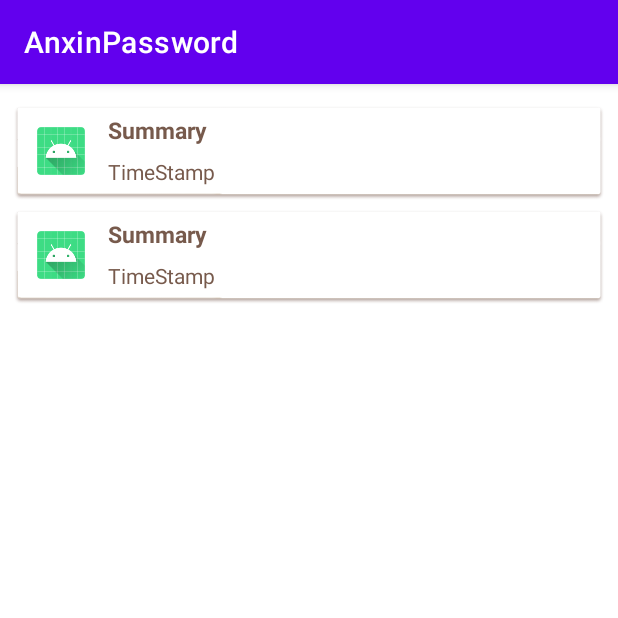
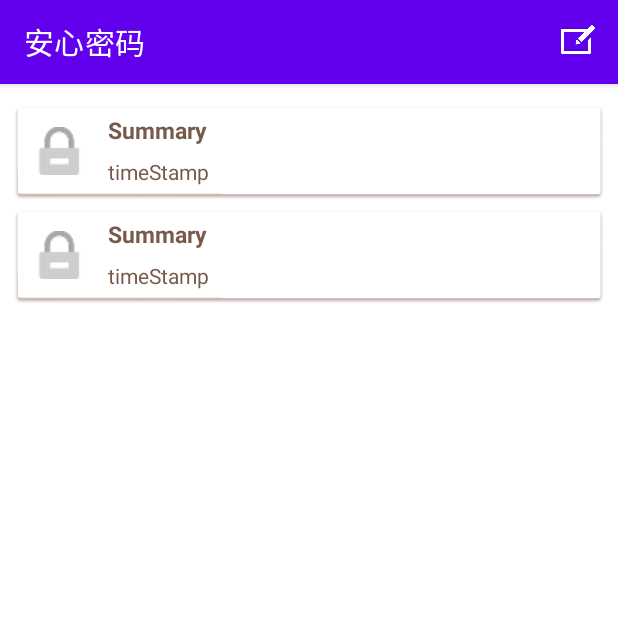
Before and after one commit to wanhex/anxinpassword, an Android app: the screen it shows after launch (MainActivity), on a phone screen of 412 x 824 dp, the top half of it. Run offline under Robolectric (Android 15) with nearby library versions, the phone set to English and light mode, and no system bars; 1 statement that could not run was skipped.

```diff
--- a/1_code/AnxinPasswordAndroid/app/src/main/AndroidManifest.xml
+++ b/1_code/AnxinPasswordAndroid/app/src/main/AndroidManifest.xml
@@ -10,6 +10,9 @@
         android:supportsRtl="true"
         android:theme="@style/Theme.AnxinPassword">
         <activity
+            android:name=".add.PasswordAddActivity"
+            android:exported="true" />
+        <activity
             android:name=".MainActivity"
             android:exported="true">
             <intent-filter>
--- a/1_code/AnxinPasswordAndroid/app/src/main/java/com/wanhex/anxinpassword/MainActivity.java
+++ b/1_code/AnxinPasswordAndroid/app/src/main/java/com/wanhex/anxinpassword/MainActivity.java
@@ -1,14 +1,22 @@
 package com.wanhex.anxinpassword;
 
+import androidx.activity.result.ActivityResult;
+import androidx.activity.result.ActivityResultCallback;
+import androidx.activity.result.ActivityResultLauncher;
+import androidx.activity.result.contract.ActivityResultContracts;
 import androidx.appcompat.app.AppCompatActivity;
 import androidx.recyclerview.widget.LinearLayoutManager;
 import androidx.recyclerview.widget.RecyclerView;
 
+import android.content.Intent;
 import android.os.Bundle;
+import android.view.Menu;
+import android.view.MenuItem;
 import android.view.View;
 import android.widget.AdapterView;
 import android.widget.Toast;
 
+import com.wanhex.anxinpassword.add.PasswordAddActivity;
 import com.wanhex.anxinpassword.databinding.ActivityMainBinding;
 
 import java.util.ArrayList;
@@ -25,6 +33,8 @@ public class MainActivity extends AppCompatActivity {
     private List<Password> mPasswordList = new ArrayList<>();
 
     private RecyclerView mPasswordListView;
+
+    private ActivityResultLauncher mActivityResultLauncher;
 
     @Override
     protected void onCreate(Bundle savedInstanceState) {
@@ -51,6 +61,33 @@ public class MainActivity extends AppCompatActivity {
             }
         });
 
+        mActivityResultLauncher = registerForActivityResult(new ActivityResultContracts.StartActivityForResult(), new ActivityResultCallback<ActivityResult>() {
+            @Override
+            public void onActivityResult(ActivityResult result) {
+                Intent data = result.getData();
+                int resultCode = result.getResultCode();
+                Toast.makeText(MainActivity.this, "xxxxxxxxxxxx", Toast.LENGTH_SHORT).show();
+            }
+        });
+
+    }
+
+    @Override
+    public boolean onCreateOptionsMenu(Menu menu) {
+        getMenuInflater().inflate(R.menu.main, menu);
+        return true;
+    }
+
+    @Override
+    public boolean onOptionsItemSelected(MenuItem item) {
+        switch(item.getItemId()){
+            case R.id.add_password:
+                mActivityResultLauncher.launch(new Intent(this, PasswordAddActivity.class));
+                break;
+            default:
+                break;
+        }
+        return true;
     }
 
     public native String stringFromJNI();
--- a/1_code/AnxinPasswordAndroid/app/src/main/java/com/wanhex/anxinpassword/PasswordAdapter.java
+++ b/1_code/AnxinPasswordAndroid/app/src/main/java/com/wanhex/anxinpassword/PasswordAdapter.java
@@ -55,7 +55,7 @@ public class PasswordAdapter extends RecyclerView.Adapter<PasswordAdapter.ViewHo
         Password password = mPasswordList.get(pos);
         holder.accountImage.setImageResource(password.getImageId());
         holder.summary.setText(password.getSummary());
-        holder.timeStamp.setText(password.getTimeStamp());
+        holder.timeStamp.setText(password.getTimeStampStr());
 
         holder.itemView.setOnClickListener(new View.OnClickListener() {
             @Override
--- /dev/null
+++ b/1_code/AnxinPasswordAndroid/app/src/main/res/menu/main.xml
@@ -0,0 +1,9 @@
+<?xml version="1.0" encoding="utf-8"?>
+<menu xmlns:app="http://schemas.android.com/apk/res-auto"
+    xmlns:android="http://schemas.android.com/apk/res/android">
+    <item
+        android:id="@+id/add_password"
+        android:icon="@mipmap/title_bar_list_new_icon"
+        android:title="新增密码"
+        app:showAsAction="always" />
+</menu>
--- a/1_code/AnxinPasswordAndroid/app/src/main/res/values/strings.xml
+++ b/1_code/AnxinPasswordAndroid/app/src/main/res/values/strings.xml
@@ -1,3 +1,4 @@
 <resources>
-    <string name="app_name">AnxinPassword</string>
+    <string name="app_name">安心密码</string>
+    <string name="password_add">新增密码</string>
 </resources>
```
Also changed, not shown: 1_code/AnxinPasswordAndroid/app/src/main/java/com/wanhex/anxinpassword/Password.java (+70 -4 lines), 1_code/AnxinPasswordAndroid/app/src/main/java/com/wanhex/anxinpassword/add/PasswordAddActivity.java (added, +17 -0 lines), 1_code/AnxinPasswordAndroid/app/src/main/res/layout/activity_password_add.xml (added, +9 -0 lines), 1_code/AnxinPasswordAndroid/app/src/main/res/mipmap-xxhdpi/list_item_bg_down.9.png, 1_code/AnxinPasswordAndroid/app/src/main/res/mipmap-xxhdpi/lock.png (added), 1_code/AnxinPasswordAndroid/app/src/main/res/mipmap-xxhdpi/title_bar_list_new_icon.png (added).
